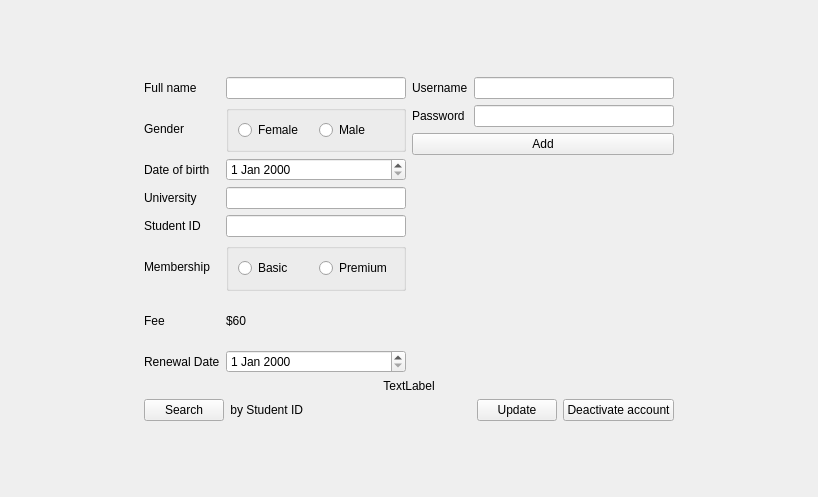
Above: modifyuserwidget.ui from huyquoctrinh/LibraryManagement before the change. Below: the same form after it.
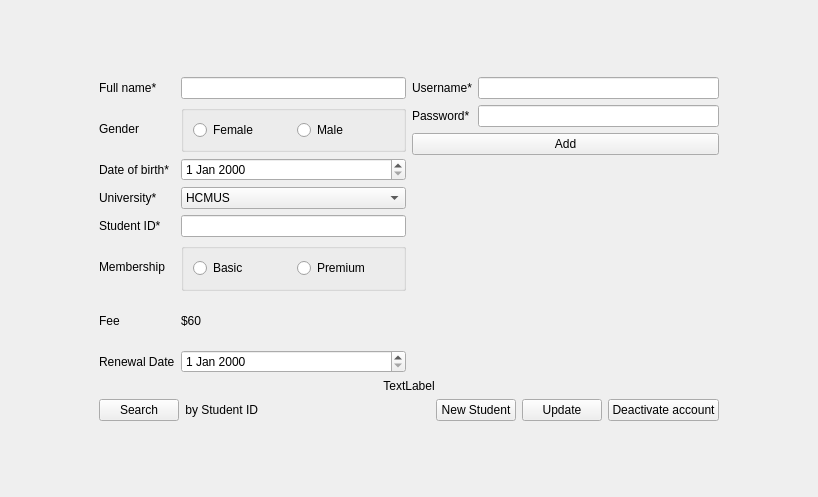
That is the form after the change.

```diff
--- a/modifyuserwidget.ui
+++ b/modifyuserwidget.ui
@@ -13,7 +13,7 @@
   <property name="windowTitle">
    <string>Form</string>
   </property>
-  <layout class="QGridLayout" name="gridLayout_4" rowstretch="0,0,0" columnstretch="1,4,1" columnminimumwidth="0,1,0">
+  <layout class="QGridLayout" name="gridLayout_4" rowstretch="0,0,0" columnstretch="1,7,1" columnminimumwidth="0,1,0">
    <item row="0" column="1">
     <spacer name="verticalSpacer_2">
      <property name="orientation">
@@ -47,7 +47,7 @@
        <item row="0" column="0">
         <widget class="QLabel" name="label_22">
          <property name="text">
-          <string>Full name</string>
+          <string>Full name*</string>
          </property>
         </widget>
        </item>
@@ -87,7 +87,7 @@
        <item row="2" column="0">
         <widget class="QLabel" name="label_17">
          <property name="text">
-          <string>Date of birth</string>
+          <string>Date of birth*</string>
          </property>
         </widget>
        </item>
@@ -97,17 +97,14 @@
        <item row="3" column="0">
         <widget class="QLabel" name="label_18">
          <property name="text">
-          <string>University</string>
+          <string>University*</string>
          </property>
         </widget>
        </item>
-       <item row="3" column="1">
-        <widget class="QLineEdit" name="txtUni"/>
-       </item>
        <item row="4" column="0">
         <widget class="QLabel" name="label_19">
          <property name="text">
-          <string>Student ID</string>
+          <string>Student ID*</string>
          </property>
         </widget>
        </item>
@@ -168,6 +165,45 @@
        <item row="7" column="1">
         <widget class="QDateEdit" name="edtRenewalDate"/>
        </item>
+       <item row="3" column="1">
+        <widget class="QComboBox" name="cbbUni">
+         <item>
+          <property name="text">
+           <string>HCMUS</string>
+          </property>
+         </item>
+         <item>
+          <property name="text">
+           <string>HCMUT</string>
+          </property>
+         </item>
+         <item>
+          <property name="text">
+           <string>USSH</string>
+          </property>
+         </item>
+         <item>
+          <property name="text">
+           <string>IU</string>
+          </property>
+         </item>
+         <item>
+          <property name="text">
+           <string>UEL</string>
+          </property>
+         </item>
+         <item>
+          <property name="text">
+           <string>UIT</string>
+          </property>
+         </item>
+         <item>
+          <property name="text">
+           <string>HCMUTE</string>
+          </property>
+         </item>
+        </widget>
+       </item>
       </layout>
      </item>
      <item row="0" column="1">
@@ -175,7 +211,7 @@
        <item row="0" column="0">
         <widget class="QLabel" name="label_26">
          <property name="text">
-          <string>Username</string>
+          <string>Username*</string>
          </property>
         </widget>
        </item>
@@ -185,12 +221,16 @@
        <item row="1" column="0">
         <widget class="QLabel" name="label_27">
          <property name="text">
-          <string>Password</string>
+          <string>Password*</string>
          </property>
         </widget>
        </item>
        <item row="1" column="1">
-        <widget class="QLineEdit" name="txtPassword"/>
+        <widget class="QLineEdit" name="txtPassword">
+         <property name="echoMode">
+          <enum>QLineEdit::Password</enum>
+         </property>
+        </widget>
        </item>
        <item row="2" column="0" colspan="2">
         <widget class="QPushButton" name="btnAdd">
@@ -256,6 +296,13 @@
          </property>
         </spacer>
        </item>
+       <item>
+        <widget class="QPushButton" name="btnNew">
+         <property name="text">
+          <string>New Student</string>
+         </property>
+        </widget>
+       </item>
        <item>
         <widget class="QPushButton" name="btnUpdate">
          <property name="text">
```
Left out of the diff: 17 changed lines with no effect on the pictures.
